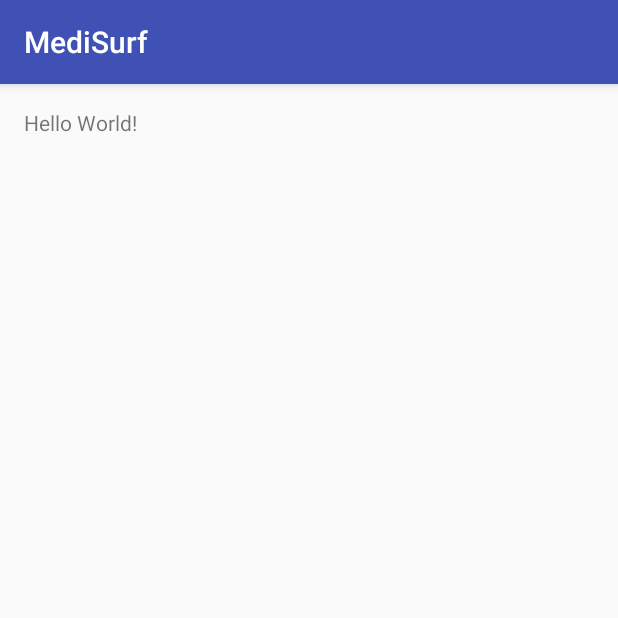
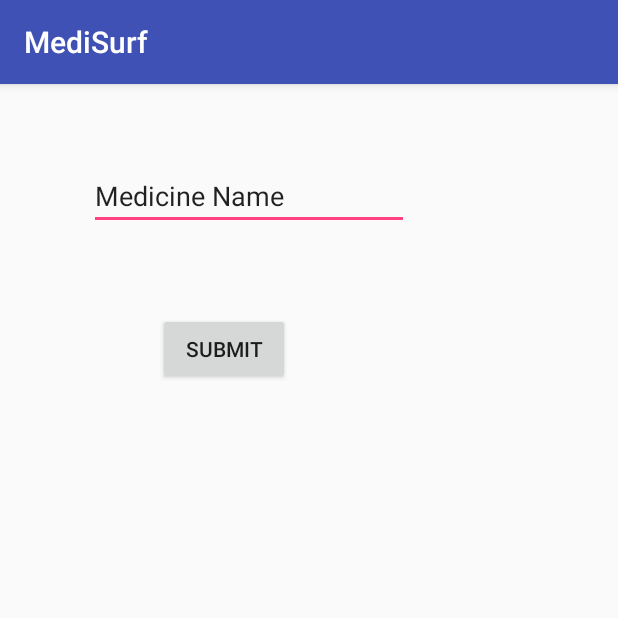
Before and after one commit to architkansal/MediSurf, an Android app: the screen it shows after launch (MainActivity before the commit, getSalt after it), on a phone screen of 412 x 824 dp, the top half of it. Run offline under Robolectric (Android 15) with nearby library versions, the light colour scheme and no system bars.

Commit message:
GetSalt Done

```diff
--- /dev/null
+++ b/MediSurf/app/src/main/java/com/medisurf/medisurf/AsyncResponse.java
@@ -0,0 +1,11 @@
+package com.medisurf.medisurf;
+
+/**
+ * Created by Architkansal on 04-11-2016.
+ */
+
+
+
+public interface AsyncResponse {
+    void processFinish(String output);
+}
--- a/MediSurf/app/src/main/java/com/medisurf/medisurf/MainActivity.java
+++ b/MediSurf/app/src/main/java/com/medisurf/medisurf/MainActivity.java
@@ -1,5 +1,6 @@
 package com.medisurf.medisurf;
 
+import android.content.Intent;
 import android.support.v7.app.AppCompatActivity;
 import android.os.Bundle;
 
@@ -9,5 +10,10 @@ public class MainActivity extends AppCompatActivity {
     protected void onCreate(Bundle savedInstanceState) {
         super.onCreate(savedInstanceState);
         setContentView(R.layout.activity_main);
+
+        Intent intent = new Intent(this, getSalt.class);
+        startActivity(intent);
+        this.finish();
+
     }
 }
--- /dev/null
+++ b/MediSurf/app/src/main/res/layout/activity_get_salt.xml
@@ -0,0 +1,39 @@
+<?xml version="1.0" encoding="utf-8"?>
+<RelativeLayout xmlns:android="http://schemas.android.com/apk/res/android"
+    xmlns:tools="http://schemas.android.com/tools"
+    android:id="@+id/activity_get_salt"
+    android:layout_width="match_parent"
+    android:layout_height="match_parent"
+    android:paddingBottom="@dimen/activity_vertical_margin"
+    android:paddingLeft="@dimen/activity_horizontal_margin"
+    android:paddingRight="@dimen/activity_horizontal_margin"
+    android:paddingTop="@dimen/activity_vertical_margin"
+    tools:context="com.medisurf.medisurf.getSalt">
+
+    <EditText
+        android:layout_width="wrap_content"
+        android:layout_height="wrap_content"
+        android:inputType="textPersonName"
+        android:text="Medicine Name"
+        android:ems="10"
+        android:layout_alignParentTop="true"
+        android:layout_alignParentLeft="true"
+        android:layout_alignParentStart="true"
+        android:layout_marginLeft="43dp"
+        android:layout_marginStart="43dp"
+        android:layout_marginTop="36dp"
+        android:id="@+id/med_name" />
+
+    <Button
+        android:text="Submit"
+        android:layout_width="wrap_content"
+        android:layout_height="wrap_content"
+        android:layout_marginLeft="46dp"
+        android:layout_marginStart="46dp"
+        android:layout_marginTop="55dp"
+        android:id="@+id/btnsalt"
+        android:onClick="get_salt (getSalt)"
+        android:layout_below="@+id/med_name"
+        android:layout_alignLeft="@+id/med_name"
+        android:layout_alignStart="@+id/med_name" />
+</RelativeLayout>
```
Also changed, not shown: MediSurf/app/src/main/AndroidManifest.xml (+7 -0 lines), MediSurf/app/src/main/java/com/medisurf/medisurf/PostResponseAsyncTask.java (added, +189 -0 lines), MediSurf/app/src/main/java/com/medisurf/medisurf/getSalt.java (added, +108 -0 lines).
